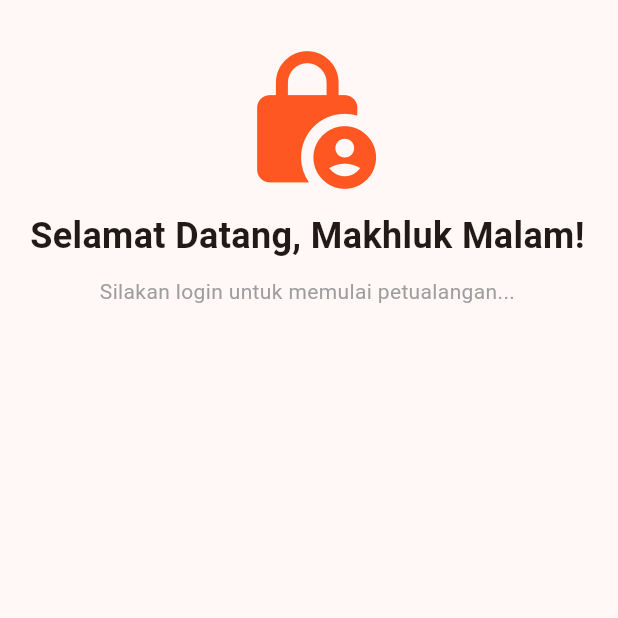
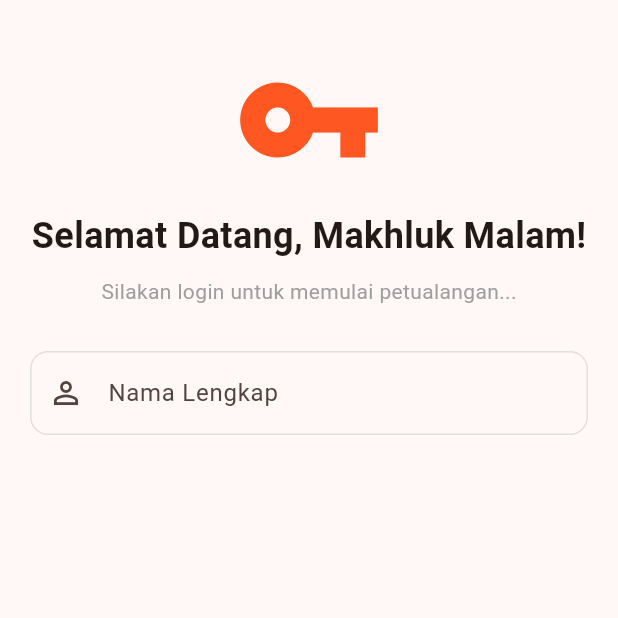
Before and after one commit to WhoIsR/-KB1179-1123150172-uts, a Flutter app: the Login screen opened directly, on a phone screen of 412 x 824 dp, the top half of it. Run offline on Flutter 3.47's test engine with Material 3 defaults, Android fonts, the phone set to English and light mode, and no system bars.

Commit message:
menambahkan input Email

```diff
--- a/lib/screen/login.dart
+++ b/lib/screen/login.dart
@@ -9,11 +9,11 @@ class Login extends StatelessWidget {
       body: SingleChildScrollView(
         child: Container(
           padding: const EdgeInsets.all(20.0),
-          child: const Column(
+          child: Center(
+            child: Column(
               children: [
                 SizedBox(height: 10),
-              Icon(Icons.lock_person, size: 100, color: Colors.deepOrange),
-
+                Icon(Icons.vpn_key, size: 100, color: Colors.deepOrange),
                 SizedBox(height: 10),
                 Text(
                   "Selamat Datang, Makhluk Malam!",
@@ -24,7 +24,32 @@ class Login extends StatelessWidget {
                   "Silakan login untuk memulai petualangan...",
                   style: TextStyle(fontSize: 14, color: Colors.grey),
                 ),
+
+                SizedBox(height: 30),
+                TextField(
+                  keyboardType: TextInputType.emailAddress,
+                  decoration: InputDecoration(
+                    labelText: 'Nama Lengkap',
+                    hintText: 'Masukkan nama lengkapmu',
+                    prefixIcon: const Icon(Icons.person_outline),
+                    border: OutlineInputBorder(
+                      borderRadius: BorderRadius.circular(12.0),
+                    ),
+                    enabledBorder: OutlineInputBorder(
+                      borderRadius: BorderRadius.circular(12),
+                      borderSide: BorderSide(color: Colors.grey[300]!),
+                    ),
+                    focusedBorder: OutlineInputBorder(
+                      borderRadius: BorderRadius.circular(12),
+                      borderSide: BorderSide(
+                        color: Colors.blueAccent,
+                        width: 2,
+                      ),
+                    ),
+                  ),
+                ),
               ],
+            ),
           ),
         ),
       ),
```
Lines whose indentation alone changed are shown as unchanged.
